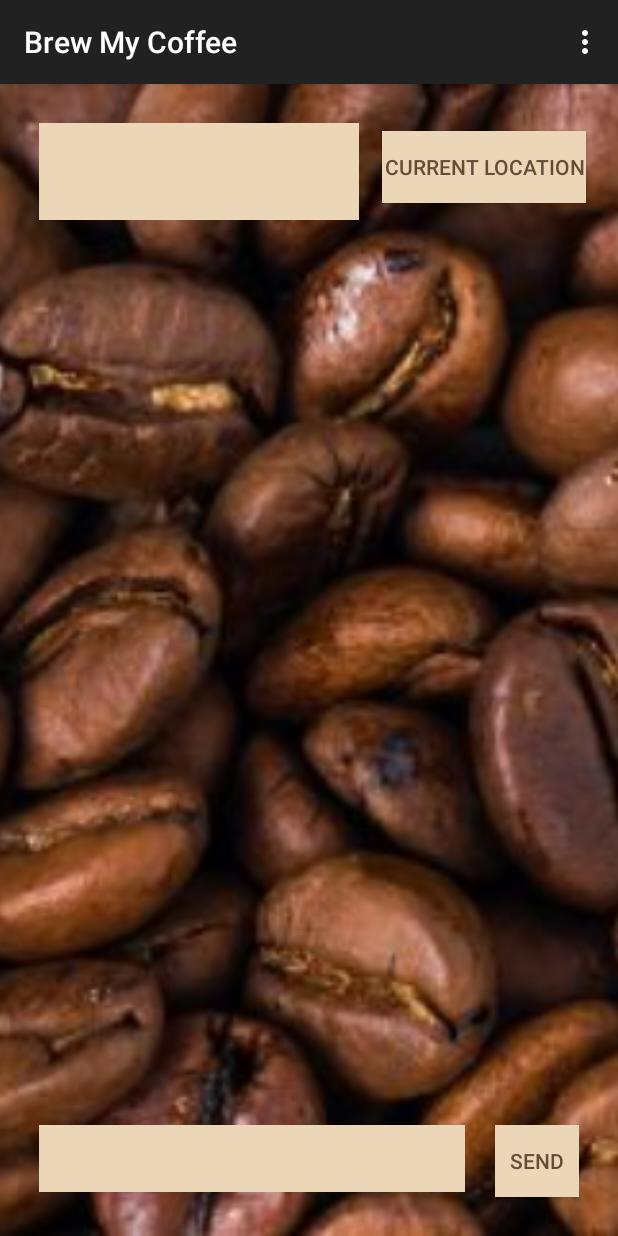
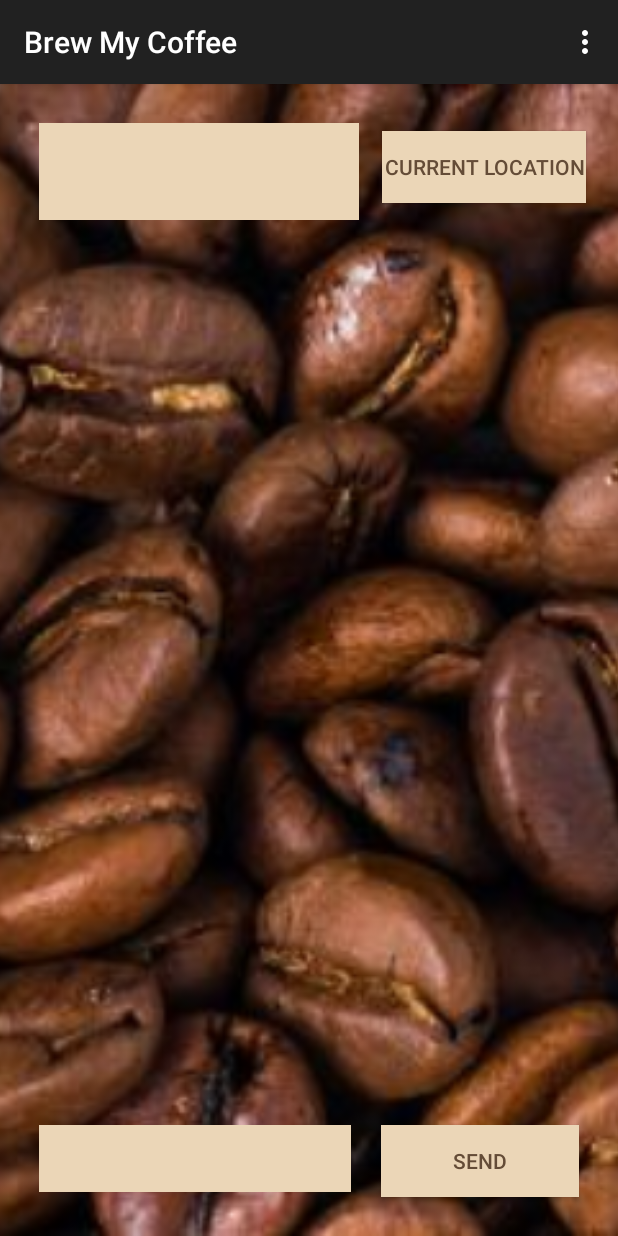
Before and after one commit to NishadSaraf/Brew-My-Coffee, an Android app: the LocationUpdate screen opened directly, with no data from a screen before it, on a phone screen of 412 x 824 dp. Run offline under Robolectric (Android 15) with nearby library versions, the phone set to English and light mode, and no system bars.

```diff
--- a/app/src/main/java/com/example/hiral/myapplication/DataBaseHelper.java
+++ b/app/src/main/java/com/example/hiral/myapplication/DataBaseHelper.java
@@ -6,7 +6,7 @@ import android.database.sqlite.SQLiteOpenHelper;
 import android.util.Log;
 
 /**
- * Created by Hiral on 7/28/2016.
+ * Created by Hiral.
  */
 public class DataBaseHelper extends SQLiteOpenHelper
 {
--- a/app/src/main/java/com/example/hiral/myapplication/SignUPActivity.java
+++ b/app/src/main/java/com/example/hiral/myapplication/SignUPActivity.java
@@ -16,10 +16,11 @@ import android.location.LocationListener;
 import com.google.android.gms.maps.GoogleMap;
 
 /**
- * Created by Hiral on 7/28/2016.
+ * Created by Deven Bawale and Nishad Saraf on 11/22/2016.
  */
 public class SignUPActivity extends LoginActivity
 {
+    // UI references
     EditText editTextUserName,editTextPassword,editTextConfirmPassword,latitude,longitude;
     Button btnCreateAccount,btnHomeLocation;
     LoginDataBaseAdapter loginDataBaseAdapter;
@@ -36,7 +37,7 @@ public class SignUPActivity extends LoginActivity
     {
         super.onCreate(savedInstanceState);
         setContentView(R.layout.sign_up);
-
+        // retrieve stored bundles if any
         if (savedInstanceState == null) {
             Intent intent = getIntent();
             userName = intent.getStringExtra(userName);
@@ -58,7 +59,6 @@ public class SignUPActivity extends LoginActivity
         btnHomeLocation = (Button)findViewById(R.id.button_set_home_location);
         btnCreateAccount = (Button)findViewById(R.id.button_create_acc);
 
-        //int percode=1;
         ActivityCompat.requestPermissions(SignUPActivity.this,new String[]{Manifest.permission.ACCESS_FINE_LOCATION},1);
 
         btnHomeLocation.setOnClickListener(new View.OnClickListener() {
--- a/app/src/main/res/layout/activity_location_update.xml
+++ b/app/src/main/res/layout/activity_location_update.xml
@@ -88,7 +88,7 @@
                 android:layout_alignParentBottom="true"
                 android:layout_alignParentLeft="true"
                 android:layout_alignParentStart="true"
-                android:layout_weight="1"
+                android:layout_weight="2"
                 android:padding="10dp"
                 android:layout_margin="10dp"
                 android:textAlignment="viewStart"/>
@@ -105,7 +105,7 @@
                 android:background="@color/colorPrimary"
                 android:textColor="@color/text"
                 android:layout_margin="10dp"
-            android:layout_weight="4"
+                android:layout_weight="3"
                 android:padding="10dp"/>
         </LinearLayout>
 
```
Also changed, not shown: app/src/main/java/com/example/hiral/myapplication/LocationUpdate.java (+10 -3 lines), app/src/main/java/com/example/hiral/myapplication/LoginActivity.java (+20 -8 lines), app/src/main/res/layout-land/sign_up.xml (+7 -1 lines). Lines whose indentation alone changed are shown as unchanged.
